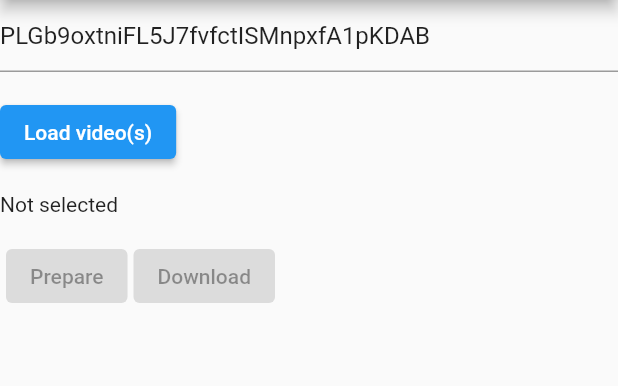
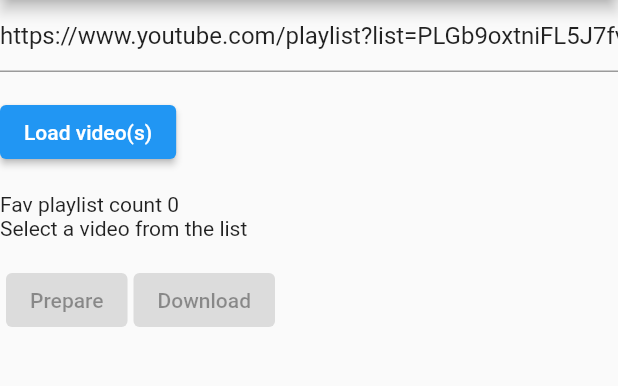
Before and after one commit to ChrisVilches/Youtube-Podcast-Frontend, a Flutter app: the screen it shows after launch, after a tap on "Load video(s)", on a phone screen of 412 x 824 dp, the part 84-470 px from its top. Run offline on Flutter 3.47's test engine with Material 2 defaults, Android fonts, the phone set to English and light mode, and no system bars; our stand-ins replace shared_preferences; generated files the repository leaves out were written again; network calls fail.

Commit message:
some progress

```diff
--- /dev/null
+++ b/lib/src/models/playlist.dart
@@ -0,0 +1,19 @@
+import 'video_item.dart';
+
+class Playlist {
+  const Playlist(this.id, this.title, this.items);
+
+  final String id;
+  final String title;
+  final List<VideoItem> items;
+
+  static Playlist from(Map<String, dynamic> obj) {
+    final String id = obj['id'] as String;
+    final String title = obj['title'] as String;
+    final List<VideoItem> items = (obj['items'] as List<dynamic>)
+        .map<VideoItem>(
+            (dynamic o) => VideoItem.from(o as Map<String, dynamic>))
+        .toList();
+    return Playlist(id, title, items);
+  }
+}
--- /dev/null
+++ b/lib/src/models/video_item.dart
@@ -0,0 +1,39 @@
+class Thumbnail {
+  const Thumbnail(this.url, this.width, this.height);
+
+  final String url;
+  final int width;
+  final int height;
+
+  int size() {
+    return width * height;
+  }
+
+  static Thumbnail from(Map<String, dynamic> obj) {
+    final String url = obj['url'] as String;
+    final int w = obj['width'] as int;
+    final int h = obj['height'] as int;
+    return Thumbnail(url, w, h);
+  }
+}
+
+class VideoItem {
+  const VideoItem(
+      this.videoId, this.title, this.thumbnails);
+
+  final String videoId;
+  final String title;
+
+  /// Thumbnails sorted by size (width X height)
+  final List<Thumbnail> thumbnails;
+
+  static VideoItem from(Map<String, dynamic> obj) {
+    final String videoId = obj['videoId'] as String;
+    final String title = obj['title'] as String;
+
+    final List<Thumbnail> thumbnails = (obj['thumbnails'] as List<dynamic>).map((dynamic o) => Thumbnail.from(o as Map<String, dynamic>)).toList();
+    thumbnails.sort((Thumbnail a, Thumbnail b) => a.size() - b.size());
+
+    return VideoItem(videoId, title, thumbnails);
+  }
+}
--- a/lib/src/search_bar/video_search.dart
+++ b/lib/src/search_bar/video_search.dart
@@ -1,7 +1,8 @@
 import 'package:flutter/material.dart';
-import 'package:url_launcher/url_launcher.dart';
+import '../models/playlist.dart';
+import '../models/video_item.dart';
 import '../services/download.dart';
-import '../video_list/video_item.dart';
+import '../services/playlist_favorite.dart';
 import '../video_list/video_list.dart';
 
 class VideoSearch extends StatefulWidget {
@@ -12,7 +13,8 @@ class VideoSearch extends StatefulWidget {
 }
 
 // TODO: Remove this.
-const myHardcodedPlaylist = 'PLGb9oxtniFL5J7fvfctISMnpxfA1pKDAB';
+const myHardcodedPlaylist =
+    'https://www.youtube.com/playlist?list=PLGb9oxtniFL5J7fvfctISMnpxfA1pKDAB';
 
 class VideoSearchState extends State<VideoSearch> {
   final GlobalKey<FormState> _formKey = GlobalKey<FormState>();
@@ -21,6 +23,12 @@ class VideoSearchState extends State<VideoSearch> {
 
   // TODO: This is for debugging only. It should be improved.
   String responseDisplay = '';
+
+  // This is for when the user fetched a playlist
+  String? playlistTitle;
+  String? playlistId;
+
+  int playlistFavoriteCount = 0;
 
   List<VideoItem> videoItems = List<VideoItem>.empty();
   VideoItem? selectedVideoItem;
@@ -31,14 +39,13 @@ class VideoSearchState extends State<VideoSearch> {
     super.dispose();
   }
 
-  Future<void> downloadSelectedVideo() async {
-    final VideoItem item = selectedVideoItem!;
-    // TODO: Download has to be more robust.
-    // TODO: URL cannot be hardcoded here!!
-    final String url =
-        'http://cloud.chrisvilches.com/yt/download?v=${item.videoId}';
-    final Uri uri = Uri.parse(url);
-    await launchUrl(uri, mode: LaunchMode.externalNonBrowserApplication);
+  @override
+  void initState() {
+    super.initState();
+
+    PlaylistFavoriteService().getAll().then((List<String> list) => setState(() {
+          playlistFavoriteCount = list.length;
+        }));
   }
 
   Future<void> prepareSelectedVideo() async {
@@ -55,6 +62,39 @@ class VideoSearchState extends State<VideoSearch> {
     });
   }
 
+  Future<void> fetchSingleVideo(String videoId) async {
+    final List<VideoItem> items = [await getVideoInfo(videoId)];
+
+    setState(() {
+      playlistTitle = null;
+      playlistId = null;
+      videoItems = items;
+      selectedVideoItem = items.isEmpty ? null : items[0];
+    });
+  }
+
+  Future<void> fetchPlaylist(String id) async {
+    final Playlist playlist = await getVideosFromPlaylist(id);
+    setState(() {
+      playlistTitle = playlist.title;
+      playlistId = playlist.id;
+      videoItems = playlist.items;
+      selectedVideoItem = null;
+    });
+  }
+
+  String? tryParsePlaylistId(String playlistUrl) {
+    final Uri uri = Uri.parse(playlistUrl);
+    final bool correctHost = uri.host.toLowerCase().contains('youtube.com');
+    final bool correctPath = uri.path.toLowerCase() == '/playlist';
+
+    if (!correctHost || !correctPath) {
+      return null;
+    }
+
+    return uri.queryParameters['list'];
+  }
+
   @override
   Widget build(BuildContext context) {
     return Form(
@@ -65,11 +105,11 @@ class VideoSearchState extends State<VideoSearch> {
           TextFormField(
             controller: searchController,
             decoration: const InputDecoration(
-              hintText: 'Enter your email',
+              hintText: 'https://www.youtube.com/watch?v=dQw4w9WgXcQ',
             ),
             validator: (String? value) {
-              if (value == null || value.isEmpty) {
-                return 'Please enter some text';
+              if (value == null || value.trim().isEmpty) {
+                return 'Please enter a video or playlist URL';
               }
               return null;
             },
@@ -84,23 +124,20 @@ class VideoSearchState extends State<VideoSearch> {
 
                 final String input = searchController.value.text;
 
-                List<VideoItem> res = [];
+                final String? playlistId = tryParsePlaylistId(input);
 
-                if (input.contains('watch')) {
-                  res = [await getVideoInfo(input)];
+                if (playlistId != null) {
+                  await fetchPlaylist(playlistId);
                 } else {
-                  res = await getVideosFromPlaylist(input);
+                  await fetchSingleVideo(input);
                 }
-
-                setState(() {
-                  videoItems = res;
-                });
               },
               child: const Text('Load video(s)'),
             ),
           ),
+          Text('Fav playlist count $playlistFavoriteCount'),
           Text(selectedVideoItem == null
-              ? 'Not selected'
+              ? 'Select a video from the list'
               : '(${selectedVideoItem!.videoId}) | ${selectedVideoItem!.title}'),
           Row(
             // TODO: Layout sucks.
@@ -117,13 +154,32 @@ class VideoSearchState extends State<VideoSearch> {
               Padding(
                 padding: const EdgeInsets.symmetric(vertical: 16.0),
                 child: ElevatedButton(
-                  onPressed:
-                      selectedVideoItem == null ? null : downloadSelectedVideo,
+                  onPressed: selectedVideoItem == null
+                      ? null
+                      : () => downloadVideo(selectedVideoItem!),
                   child: const Text('Download'),
                 ),
               ),
             ],
           ),
+          if (playlistTitle != null)
+            Row(
+              children: [
+                Text(playlistTitle!),
+                ElevatedButton(
+                    onPressed: () async {
+                      final PlaylistFavoriteService serv =
+                          PlaylistFavoriteService();
+                      await serv.favorite(playlistId!);
+
+                      final int newCount = (await serv.getAll()).length;
+                      setState(() {
+                        playlistFavoriteCount = newCount;
+                      });
+                    },
+                    child: const Text('Fav'))
+              ],
+            ),
           Text(responseDisplay),
           Expanded(
             child: VideoList(
--- a/lib/src/services/download.dart
+++ b/lib/src/services/download.dart
@@ -1,45 +1,55 @@
 import 'dart:convert';
+import 'package:flutter/foundation.dart';
 
 import 'package:http/http.dart';
+import 'package:url_launcher/url_launcher.dart';
+import '../models/playlist.dart';
+import '../models/video_item.dart';
 
-import '../video_list/video_item.dart';
+String urlPrefix() {
+  if (defaultTargetPlatform == TargetPlatform.linux) {
+    return 'http://localhost:3000';
+  }
 
-// TODO: Should be configured from environment variables.
-const String urlPrefix = 'http://cloud.chrisvilches.com/yt/';
+  // TODO: Should be configured from environment variables.
+  return 'http://cloud.chrisvilches.com/yt';
+}
+
+Uri uri(String path) {
+  final String url = '${urlPrefix()}$path';
+  return Uri.parse(url);
+}
+
 const Map<String, String> headers = {'Content-type': 'application/json'};
 
 Future<String> prepareVideo(String youtubeVideo) async {
-  final Uri url = Uri.parse('$urlPrefix/prepare?v=$youtubeVideo');
-  final Response res = await post(url, headers: headers);
+  final Response res =
+      await post(uri('/prepare?v=$youtubeVideo'), headers: headers);
   final Map<String, dynamic> body =
       jsonDecode(res.body) as Map<String, dynamic>;
   return body['message'] as String;
 }
 
-VideoItem parseVideoItem(dynamic obj) {
-  final String videoId = obj['videoId'] as String;
-  final String title = obj['title'] as String;
-  final String thumbnailUrl = obj['thumbnails'][0]['url'] as String;
-  return VideoItem(videoId, title, thumbnailUrl);
-}
-
 Future<VideoItem> getVideoInfo(String youtubeVideo) async {
-  final Uri url = Uri.parse('$urlPrefix/info?v=$youtubeVideo');
-
-  final Response res = await get(url, headers: headers);
+  final Response res =
+      await get(uri('/info?v=$youtubeVideo'), headers: headers);
   final Map<String, dynamic> body =
       jsonDecode(res.body) as Map<String, dynamic>;
   final Map<String, dynamic> metadata =
       body['metadata'] as Map<String, dynamic>;
-  return parseVideoItem(metadata);
+  return VideoItem.from(metadata);
 }
 
-Future<List<VideoItem>> getVideosFromPlaylist(String playlistId) async {
-  final Uri url = Uri.parse('$urlPrefix/playlist/$playlistId');
-
-  final Response res = await get(url, headers: headers);
+Future<Playlist> getVideosFromPlaylist(String id) async {
+  final Response res = await get(uri('/playlist/$id'), headers: headers);
   final Map<String, dynamic> body =
       jsonDecode(res.body) as Map<String, dynamic>;
-  final List<dynamic> items = body['items'] as List<dynamic>;
-  return items.map<VideoItem>(parseVideoItem).toList();
+
+  return Playlist.from(body);
 }
+
+Future<void> downloadVideo(VideoItem item) async {
+  // TODO: Download has to be more robust.
+  await launchUrl(uri('/download?v=${item.videoId}'),
+      mode: LaunchMode.externalNonBrowserApplication);
+}
--- /dev/null
+++ b/lib/src/services/playlist_favorite.dart
@@ -0,0 +1,40 @@
+import 'package:shared_preferences/shared_preferences.dart';
+
+// TODO: Maybe this could be only functions instead of a class.
+
+const String playlistFavoritesKey = 'PLAYLIST_FAVORITE_ID_LIST';
+
+class PlaylistFavoriteService {
+  final Future<SharedPreferences> _prefs = SharedPreferences.getInstance();
+
+  Future<List<String>> getAll() async {
+    return (await _prefs).getStringList(playlistFavoritesKey) ??
+        List<String>.empty();
+  }
+
+  Future<void> favorite(String id) async {
+    final List<String> list = await getAll();
+    if (list.contains(id)) {
+      return;
+    }
+
+    final List<String> newList = List<String>.from(list)..addAll([id]);
+
+    (await _prefs).setStringList(playlistFavoritesKey, newList);
+  }
+
+  Future<void> remove(String id) async {
+    final List<String> list = await getAll();
+
+    if (!list.remove(id)) {
+      return;
+    }
+
+    (await _prefs).setStringList(playlistFavoritesKey, list);
+  }
+
+  Future<bool> isFavorite(String id) async {
+    final List<String> list = await getAll();
+    return list.contains(id);
+  }
+}
--- a/lib/src/video_list/video_item.dart
+++ /dev/null
@@ -1,7 +0,0 @@
-class VideoItem {
-  const VideoItem(this.videoId, this.title, this.thumbnailUrl);
-
-  final String videoId;
-  final String title;
-  final String thumbnailUrl;
-}
--- a/pubspec.yaml
+++ b/pubspec.yaml
@@ -1,5 +1,5 @@
 name: youtube_podcast
-description: A new Flutter project.
+description: Youtube Podcast.
 
 # Prevent accidental publishing to pub.dev.
 publish_to: 'none'
@@ -16,6 +16,7 @@ dependencies:
   flutter_localizations:
     sdk: flutter
   http: ^0.13.5
+  shared_preferences: ^2.0.16
   url_launcher: ^6.1.7
 
 dev_dependencies:
```
Also changed, not shown: lib/src/search_bar/playlist_info.dart (added, +12 -0 lines), lib/src/video_list/video_list.dart (+3 -8 lines), pubspec.lock, 2 other files.
